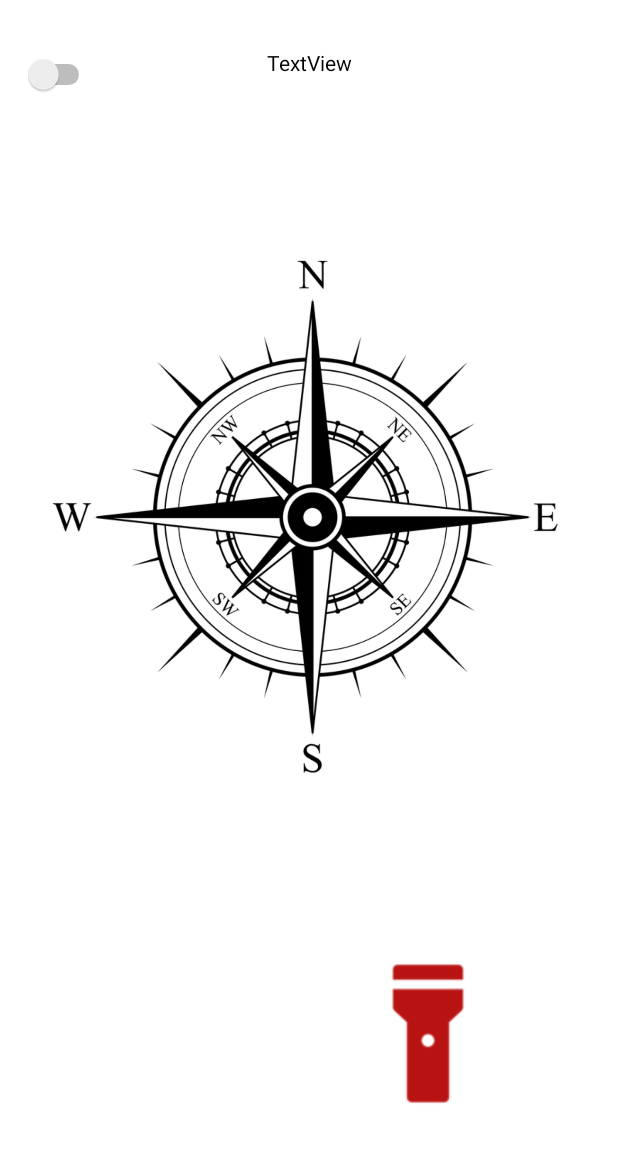
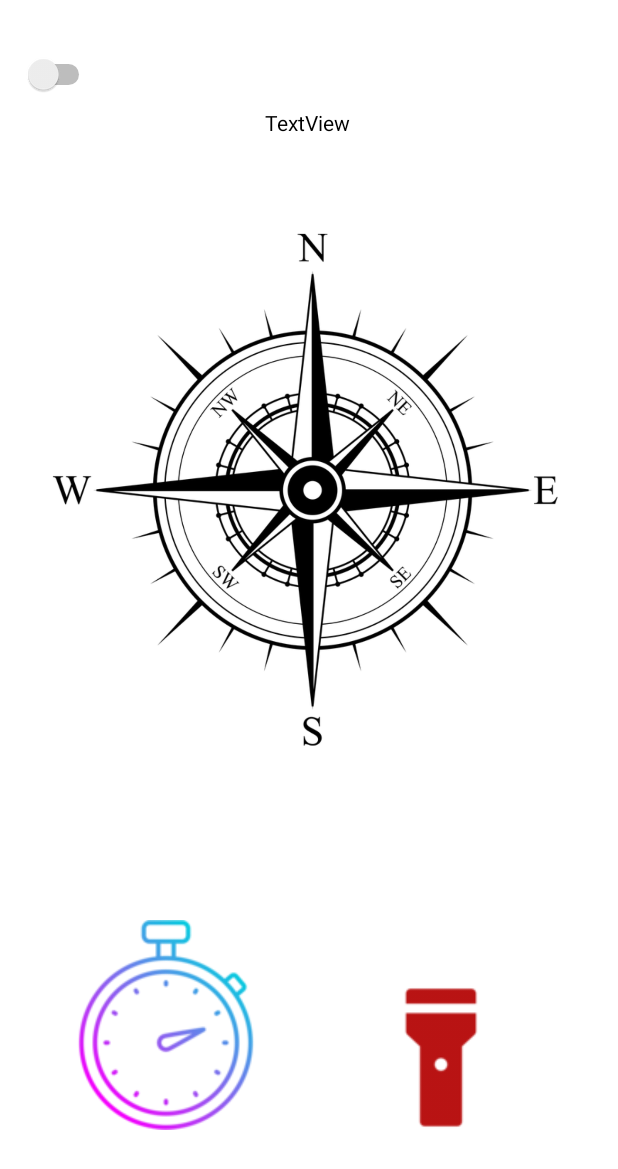
Before and after one commit to kk11218/Aplikacja-Survivalowa, an Android app: the screen it shows after launch (MainActivity), on a phone screen of 412 x 824 dp. Shown: the top 1169 px of the screen. Run offline under Robolectric (Android 15) with nearby library versions, the phone set to English and light mode, and no system bars.

Commit message:
tajmer 0.1

```diff
--- a/app/src/main/res/layout/activity_main.xml
+++ b/app/src/main/res/layout/activity_main.xml
@@ -11,11 +11,11 @@
         android:id="@+id/imageButton"
         android:layout_width="wrap_content"
         android:layout_height="wrap_content"
-        android:layout_marginBottom="68dp"
+        android:layout_marginBottom="52dp"
         android:backgroundTint="#00FFFFFF"
         app:layout_constraintBottom_toBottomOf="parent"
         app:layout_constraintEnd_toEndOf="parent"
-        app:layout_constraintHorizontal_bias="0.821"
+        app:layout_constraintHorizontal_bias="0.854"
         app:layout_constraintStart_toStartOf="parent"
         app:srcCompat="@drawable/off" />
 
@@ -27,17 +27,18 @@
         app:layout_constraintEnd_toEndOf="parent"
         app:layout_constraintStart_toStartOf="parent"
         app:layout_constraintTop_toBottomOf="@+id/textView"
-        app:layout_constraintVertical_bias="0.611"
+        app:layout_constraintVertical_bias="0.341"
         app:srcCompat="@drawable/compass1" />
 
     <TextView
         android:id="@+id/textView"
+        style="@style/TEXT"
         android:layout_width="wrap_content"
         android:layout_height="wrap_content"
-        android:layout_marginTop="32dp"
+        android:layout_marginTop="72dp"
         android:text="TextView"
-        style="@style/TEXT"
         app:layout_constraintEnd_toEndOf="parent"
+        app:layout_constraintHorizontal_bias="0.498"
         app:layout_constraintStart_toStartOf="parent"
         app:layout_constraintTop_toTopOf="parent" />
 
@@ -54,5 +55,19 @@
         app:layout_constraintTop_toTopOf="parent"
         app:layout_constraintVertical_bias="0.045"/>
 
+    <ImageButton
+        android:id="@+id/imageButton2"
+        android:layout_width="wrap_content"
+        android:layout_height="wrap_content"
+        android:layout_marginEnd="19dp"
+        android:backgroundTint="#00FFFFFF"
+        app:layout_constraintBottom_toBottomOf="parent"
+        app:layout_constraintEnd_toStartOf="@+id/imageButton"
+        app:layout_constraintHorizontal_bias="1.0"
+        app:layout_constraintStart_toStartOf="parent"
+        app:layout_constraintTop_toTopOf="parent"
+        app:layout_constraintVertical_bias="0.909"
+        app:srcCompat="@drawable/timer" />
+
 
 </androidx.constraintlayout.widget.ConstraintLayout>
```
Also changed, not shown: app/src/main/res/drawable/timer.png (added).
